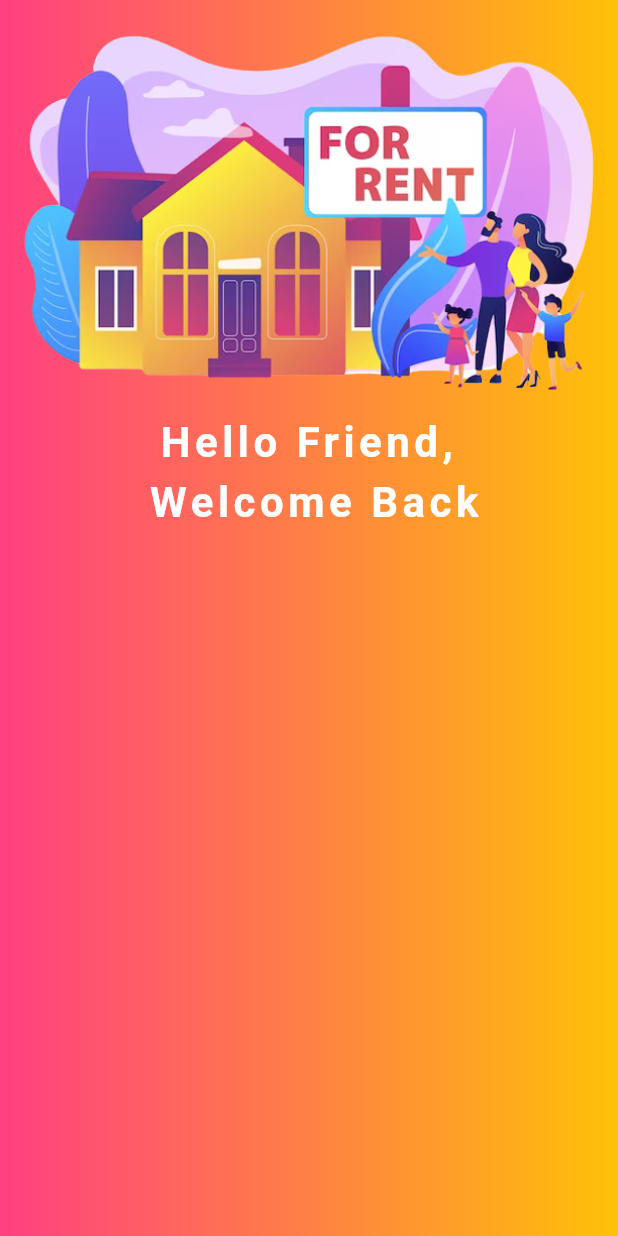
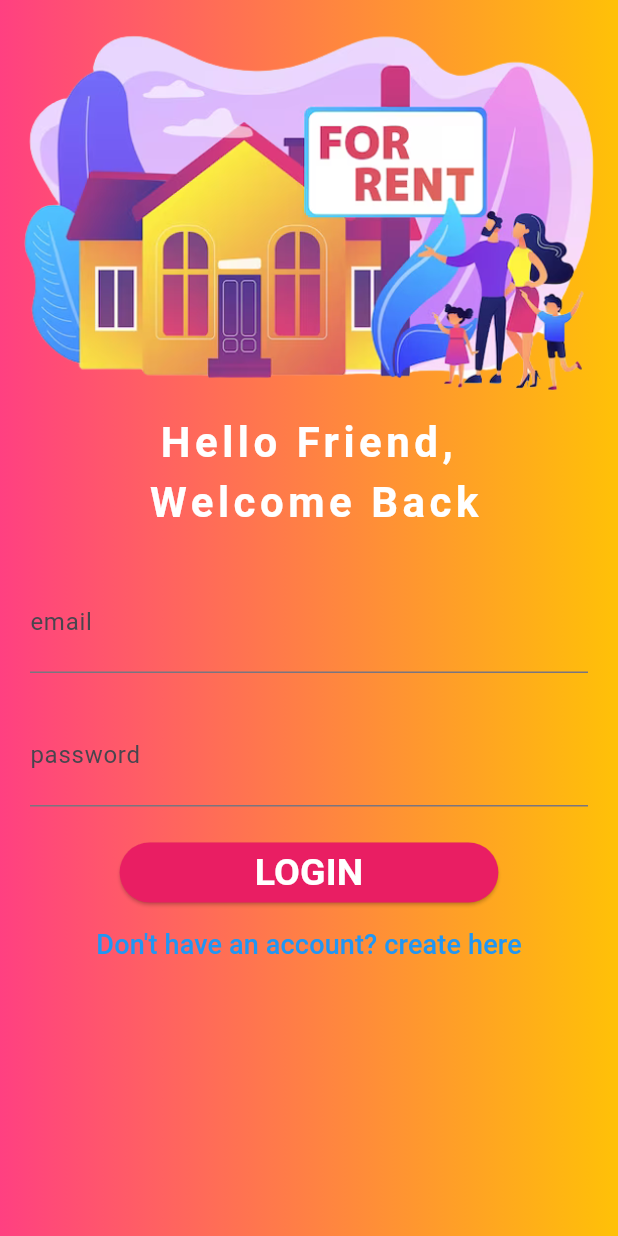
Before and after one commit to Griffoo91/airbnb_app, a Flutter app: the screen it shows after launch, on a phone screen of 412 x 824 dp. Run offline on Flutter 3.47's test engine with Material 3 defaults, Android fonts, the phone set to English and light mode, and no system bars; our stand-ins replace get.

Commit message:
2nd commit: login_screen user interface implementation and signup screen created.

```diff
--- a/lib/view/login_screen.dart
+++ b/lib/view/login_screen.dart
@@ -1,4 +1,6 @@
+import 'package:airbnb_mobile/view/signup_screen.dart';
 import 'package:flutter/material.dart';
+import 'package:get/get.dart';
 
 class LoginScreen extends StatefulWidget {
   const LoginScreen({super.key});
@@ -8,6 +10,11 @@ class LoginScreen extends StatefulWidget {
 }
 
 class _LoginScreenState extends State<LoginScreen> {
+  final _formKey = GlobalKey<FormState>();
+  TextEditingController _emailTextEditingController = TextEditingController();
+  TextEditingController _passwordTextEditingController =
+      TextEditingController();
+
   @override
   Widget build(BuildContext context) {
     return Scaffold(
@@ -36,6 +43,78 @@ class _LoginScreenState extends State<LoginScreen> {
                 color: Colors.white,
               ),
               textAlign: TextAlign.center,
+            ),
+            Padding(
+              padding: const EdgeInsets.only(left: 20, right: 20),
+              child: Form(
+                key: _formKey,
+                child: Column(
+                  children: [
+                    Padding(
+                      padding: const EdgeInsets.only(top: 26),
+                      child: TextFormField(
+                        decoration: const InputDecoration(labelText: "email"),
+                        style: const TextStyle(
+                          fontSize: 24,
+                        ),
+                        controller: _emailTextEditingController,
+                        validator: (valueEmail) {
+                          if (!valueEmail!.contains("@")) {
+                            return "Please enter email address.";
+                          }
+                          return null;
+                        },
+                      ),
+                    ),
+                    Padding(
+                      padding: const EdgeInsets.only(top: 21),
+                      child: TextFormField(
+                        decoration:
+                            const InputDecoration(labelText: "password"),
+                        style: const TextStyle(
+                          fontSize: 24,
+                        ),
+                        controller: _passwordTextEditingController,
+                        validator: (valuePassword) {
+                          if (valuePassword!.length < 5) {
+                            return "Password must be 6 characters or more.";
+                          }
+                          return null;
+                        },
+                      ),
+                    ),
+                    Padding(
+                      padding: const EdgeInsets.only(top: 20),
+                      child: ElevatedButton(
+                        onPressed: () {},
+                        style: ElevatedButton.styleFrom(
+                          backgroundColor: Colors.pink,
+                          padding: const EdgeInsets.symmetric(horizontal: 90),
+                        ),
+                        child: const Text(
+                          "LOGIN",
+                          style: TextStyle(
+                              fontSize: 25,
+                              fontWeight: FontWeight.bold,
+                              color: Colors.white),
+                        ),
+                      ),
+                    ),
+                    TextButton(
+                      onPressed: () {
+                        Get.to(SignupScreen());
+                      },
+                      child: const Text(
+                        "Don't have an account? create here",
+                        style: const TextStyle(
+                          color: Colors.blue,
+                          fontSize: 18,
+                        ),
+                      ),
+                    ),
+                  ],
+                ),
+              ),
             )
           ],
         ),
--- /dev/null
+++ b/lib/view/signup_screen.dart
@@ -0,0 +1,15 @@
+import 'package:flutter/material.dart';
+
+class SignupScreen extends StatefulWidget {
+  const SignupScreen({super.key});
+
+  @override
+  State<SignupScreen> createState() => _SignupScreenState();
+}
+
+class _SignupScreenState extends State<SignupScreen> {
+  @override
+  Widget build(BuildContext context) {
+    return const Placeholder();
+  }
+}
```
